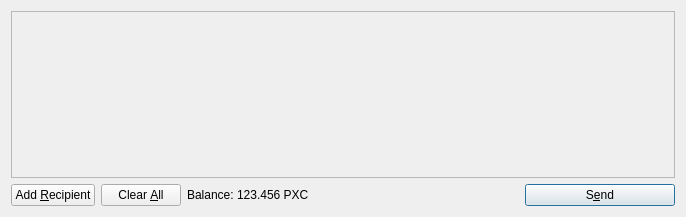
Qt form src/qt/forms/sendcoinsdialog.ui (ghostlander/Phoenixcoin-v0.7) before a commit.
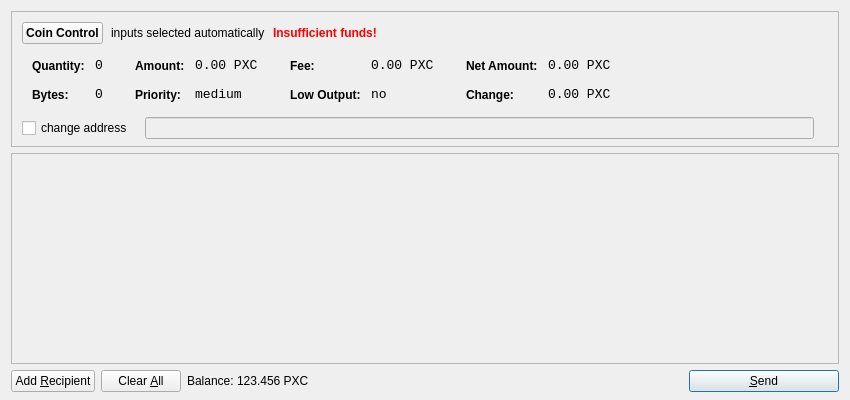
The same form after that commit. Icons and pictures are not drawn.

Commit message: The Coin Control

The edit to the form file:
```diff
--- a/src/qt/forms/sendcoinsdialog.ui
+++ b/src/qt/forms/sendcoinsdialog.ui
@@ -6,14 +6,586 @@
    <rect>
     <x>0</x>
     <y>0</y>
-    <width>686</width>
-    <height>217</height>
+    <width>850</width>
+    <height>400</height>
    </rect>
   </property>
   <property name="windowTitle">
    <string>Send Coins</string>
   </property>
-  <layout class="QVBoxLayout" name="verticalLayout">
+  <layout class="QVBoxLayout" name="verticalLayout" stretch="0,1,0">
+   <property name="bottomMargin">
+    <number>8</number>
+   </property>
+   <item>
+    <widget class="QFrame" name="frameCoinControl">
+     <property name="sizePolicy">
+      <sizepolicy hsizetype="Expanding" vsizetype="Expanding">
+       <horstretch>0</horstretch>
+       <verstretch>0</verstretch>
+      </sizepolicy>
+     </property>
+     <property name="maximumSize">
+      <size>
+       <width>16777215</width>
+       <height>16777215</height>
+      </size>
+     </property>
+     <property name="frameShape">
+      <enum>QFrame::StyledPanel</enum>
+     </property>
+     <property name="frameShadow">
+      <enum>QFrame::Sunken</enum>
+     </property>
+     <layout class="QVBoxLayout" name="verticalLayoutCoinControl2">
+      <property name="spacing">
+       <number>6</number>
+      </property>
+      <property name="leftMargin">
+       <number>0</number>
+      </property>
+      <property name="topMargin">
+       <number>0</number>
+      </property>
+      <property name="rightMargin">
+       <number>0</number>
+      </property>
+      <property name="bottomMargin">
+       <number>6</number>
+      </property>
+      <item>
+       <layout class="QVBoxLayout" name="verticalLayoutCoinControl" stretch="0,0,0,1">
+        <property name="spacing">
+         <number>0</number>
+        </property>
+        <property name="leftMargin">
+         <number>10</number>
+        </property>
+        <property name="topMargin">
+         <number>10</number>
+        </property>
+        <item>
+         <layout class="QHBoxLayout" name="horizontalLayoutCoinControl2" stretch="0,0,0,0">
+          <property name="spacing">
+           <number>8</number>
+          </property>
+          <property name="bottomMargin">
+           <number>10</number>
+          </property>
+          <item>
+           <widget class="QPushButton" name="pushButtonCoinControl">
+            <property name="styleSheet">
+             <string notr="true">font-weight:bold;</string>
+            </property>
+            <property name="text">
+             <string>Coin Control</string>
+            </property>
+           </widget>
+          </item>
+          <item>
+           <widget class="QLabel" name="labelCoinControlAutomaticallySelected">
+            <property name="text">
+             <string>inputs selected automatically</string>
+            </property>
+            <property name="margin">
+             <number>5</number>
+            </property>
+           </widget>
+          </item>
+          <item>
+           <widget class="QLabel" name="labelCoinControlInsuffFunds">
+            <property name="font">
+             <font>
+              <weight>75</weight>
+              <bold>true</bold>
+             </font>
+            </property>
+            <property name="styleSheet">
+             <string notr="true">color:red;font-weight:bold;</string>
+            </property>
+            <property name="text">
+             <string>Insufficient funds!</string>
+            </property>
+            <property name="margin">
+             <number>5</number>
+            </property>
+           </widget>
+          </item>
+          <item>
+           <spacer name="horizontalSpacerCoinControl">
+            <property name="orientation">
+             <enum>Qt::Horizontal</enum>
+            </property>
+            <property name="sizeHint" stdset="0">
+             <size>
+              <width>40</width>
+              <height>1</height>
+             </size>
+            </property>
+           </spacer>
+          </item>
+         </layout>
+        </item>
+        <item>
+         <widget class="QWidget" name="widgetCoinControl" native="true">
+          <property name="sizePolicy">
+           <sizepolicy hsizetype="Preferred" vsizetype="Preferred">
+            <horstretch>0</horstretch>
+            <verstretch>0</verstretch>
+           </sizepolicy>
+          </property>
+          <property name="minimumSize">
+           <size>
+            <width>0</width>
+            <height>0</height>
+           </size>
+          </property>
+          <property name="styleSheet">
+           <string notr="true"/>
+          </property>
+          <layout class="QHBoxLayout" name="horizontalLayoutCoinControl5">
+           <property name="margin">
+            <number>0</number>
+           </property>
+           <item>
+            <layout class="QHBoxLayout" name="horizontalLayoutCoinControl3" stretch="0,0,0,1">
+             <property name="spacing">
+              <number>20</number>
+             </property>
+             <property name="topMargin">
+              <number>0</number>
+             </property>
+             <property name="bottomMargin">
+              <number>10</number>
+             </property>
+             <item>
+              <layout class="QFormLayout" name="formLayoutCoinControl1">
+               <property name="horizontalSpacing">
+                <number>10</number>
+               </property>
+               <property name="verticalSpacing">
+                <number>14</number>
+               </property>
+               <property name="leftMargin">
+                <number>10</number>
+               </property>
+               <property name="topMargin">
+                <number>4</number>
+               </property>
+               <property name="rightMargin">
+                <number>6</number>
+               </property>
+               <item row="0" column="0">
+                <widget class="QLabel" name="labelCoinControlQuantityText">
+                 <property name="styleSheet">
+                  <string notr="true">font-weight:bold;</string>
+                 </property>
+                 <property name="text">
+                  <string>Quantity:</string>
+                 </property>
+                 <property name="margin">
+                  <number>0</number>
+                 </property>
+                </widget>
+               </item>
+               <item row="0" column="1">
+                <widget class="QLabel" name="labelCoinControlQuantity">
+                 <property name="font">
+                  <font>
+                   <family>Monospace</family>
+                   <pointsize>10</pointsize>
+                  </font>
+                 </property>
+                 <property name="cursor">
+                  <cursorShape>IBeamCursor</cursorShape>
+                 </property>
+                 <property name="contextMenuPolicy">
+                  <enum>Qt::ActionsContextMenu</enum>
+                 </property>
+                 <property name="text">
+                  <string notr="true">0</string>
+                 </property>
+                 <property name="margin">
+                  <number>0</number>
+                 </property>
+                 <property name="textInteractionFlags">
+                  <set>Qt::LinksAccessibleByMouse|Qt::TextSelectableByKeyboard|Qt::TextSelectableByMouse</set>
+                 </property>
+                </widget>
+               </item>
+               <item row="1" column="0">
+                <widget class="QLabel" name="labelCoinControlBytesText">
+                 <property name="styleSheet">
+                  <string notr="true">font-weight:bold;</string>
+                 </property>
+                 <property name="text">
+                  <string>Bytes:</string>
+                 </property>
+                </widget>
+               </item>
+               <item row="1" column="1">
+                <widget class="QLabel" name="labelCoinControlBytes">
+                 <property name="font">
+                  <font>
+                   <family>Monospace</family>
+                   <pointsize>10</pointsize>
+                  </font>
+                 </property>
+                 <property name="cursor">
+                  <cursorShape>IBeamCursor</cursorShape>
+                 </property>
+                 <property name="contextMenuPolicy">
+                  <enum>Qt::ActionsContextMenu</enum>
+                 </property>
+                 <property name="text">
+                  <string notr="true">0</string>
+                 </property>
+                 <property name="textInteractionFlags">
+                  <set>Qt::LinksAccessibleByMouse|Qt::TextSelectableByKeyboard|Qt::TextSelectableByMouse</set>
+                 </property>
+                </widget>
+               </item>
+              </layout>
+             </item>
+             <item>
+              <layout class="QFormLayout" name="formLayoutCoinControl2">
+               <property name="horizontalSpacing">
+                <number>10</number>
+               </property>
+               <property name="verticalSpacing">
+                <number>14</number>
+               </property>
+               <property name="leftMargin">
+                <number>6</number>
+               </property>
+               <property name="topMargin">
+                <number>4</number>
+               </property>
+               <property name="rightMargin">
+                <number>6</number>
+               </property>
+               <item row="0" column="0">
+                <widget class="QLabel" name="labelCoinControlAmountText">
+                 <property name="styleSheet">
+                  <string notr="true">font-weight:bold;</string>
+                 </property>
+                 <property name="text">
+                  <string>Amount:</string>
+                 </property>
+                 <property name="margin">
+                  <number>0</number>
+                 </property>
+                </widget>
+               </item>
+               <item row="0" column="1">
+                <widget class="QLabel" name="labelCoinControlAmount">
+                 <property name="font">
+                  <font>
+                   <family>Monospace</family>
+                   <pointsize>10</pointsize>
+                  </font>
+                 </property>
+                 <property name="cursor">
+                  <cursorShape>IBeamCursor</cursorShape>
+                 </property>
+                 <property name="contextMenuPolicy">
+                  <enum>Qt::ActionsContextMenu</enum>
+                 </property>
+                 <property name="text">
+                  <string notr="true">0.00 PXC</string>
+                 </property>
+                 <property name="textInteractionFlags">
+                  <set>Qt::LinksAccessibleByMouse|Qt::TextSelectableByKeyboard|Qt::TextSelectableByMouse</set>
+                 </property>
+                </widget>
+               </item>
+               <item row="1" column="0">
+                <widget class="QLabel" name="labelCoinControlPriorityText">
+                 <property name="styleSheet">
+                  <string notr="true">font-weight:bold;</string>
+                 </property>
+                 <property name="text">
+                  <string>Priority:</string>
+                 </property>
+                </widget>
+               </item>
+               <item row="1" column="1">
+                <widget class="QLabel" name="labelCoinControlPriority">
+                 <property name="font">
+                  <font>
+                   <family>Monospace</family>
+                   <pointsize>10</pointsize>
+                  </font>
+                 </property>
+                 <property name="cursor">
+                  <cursorShape>IBeamCursor</cursorShape>
+                 </property>
+                 <property name="contextMenuPolicy">
+                  <enum>Qt::ActionsContextMenu</enum>
+                 </property>
+                 <property name="text">
+                  <string>medium</string>
+                 </property>
+                 <property name="textInteractionFlags">
+                  <set>Qt::LinksAccessibleByMouse|Qt::TextSelectableByKeyboard|Qt::TextSelectableByMouse</set>
+                 </property>
+                </widget>
+               </item>
+              </layout>
+             </item>
+             <item>
+              <layout class="QFormLayout" name="formLayoutCoinControl3">
+               <property name="horizontalSpacing">
+                <number>10</number>
+               </property>
+               <property name="verticalSpacing">
+                <number>14</number>
+               </property>
+               <property name="leftMargin">
+                <number>6</number>
+               </property>
+               <property name="topMargin">
+                <number>4</number>
+               </property>
+               <property name="rightMargin">
+                <number>6</number>
+               </property>
+               <item row="0" column="0">
+                <widget class="QLabel" name="labelCoinControlFeeText">
+                 <property name="styleSheet">
+                  <string notr="true">font-weight:bold;</string>
+                 </property>
+                 <property name="text">
+                  <string>Fee:</string>
+                 </property>
+                 <property name="margin">
+                  <number>0</number>
+                 </property>
+                </widget>
+               </item>
+               <item row="0" column="1">
+                <widget class="QLabel" name="labelCoinControlFee">
+                 <property name="font">
+                  <font>
+                   <family>Monospace</family>
+                   <pointsize>10</pointsize>
+                  </font>
+                 </property>
+                 <property name="cursor">
+                  <cursorShape>IBeamCursor</cursorShape>
+                 </property>
+                 <property name="contextMenuPolicy">
+                  <enum>Qt::ActionsContextMenu</enum>
+                 </property>
+                 <property name="text">
+                  <string notr="true">0.00 PXC</string>
+                 </property>
+                 <property name="textInteractionFlags">
+                  <set>Qt::LinksAccessibleByMouse|Qt::TextSelectableByKeyboard|Qt::TextSelectableByMouse</set>
+                 </property>
+                </widget>
+               </item>
+               <item row="1" column="0">
+                <widget class="QLabel" name="labelCoinControlLowOutputText">
+                 <property name="styleSheet">
+                  <string notr="true">font-weight:bold;</string>
+                 </property>
+                 <property name="text">
+                  <string>Low Output:</string>
+                 </property>
+                </widget>
+               </item>
+               <item row="1" column="1">
+                <widget class="QLabel" name="labelCoinControlLowOutput">
+                 <property name="font">
+                  <font>
+                   <family>Monospace</family>
+                   <pointsize>10</pointsize>
+                  </font>
+                 </property>
+                 <property name="cursor">
+                  <cursorShape>IBeamCursor</cursorShape>
+                 </property>
+                 <property name="contextMenuPolicy">
+                  <enum>Qt::ActionsContextMenu</enum>
+                 </property>
+                 <property name="text">
+                  <string>no</string>
+                 </property>
+                 <property name="textInteractionFlags">
+                  <set>Qt::LinksAccessibleByMouse|Qt::TextSelectableByKeyboard|Qt::TextSelectableByMouse</set>
+                 </property>
+                </widget>
+               </item>
+              </layout>
+             </item>
+             <item>
+              <layout class="QFormLayout" name="formLayoutCoinControl4">
+               <property name="horizontalSpacing">
+                <number>10</number>
+               </property>
+               <property name="verticalSpacing">
+                <number>14</number>
+               </property>
+               <property name="leftMargin">
+                <number>6</number>
+               </property>
+               <property name="topMargin">
+                <number>4</number>
+               </property>
+               <property name="rightMargin">
+                <number>6</number>
+               </property>
+               <item row="0" column="0">
+                <widget class="QLabel" name="labelCoinControlNetAmountText">
+                 <property name="styleSheet">
+                  <string notr="true">font-weight:bold;</string>
+                 </property>
+                 <property name="text">
+                  <string>Net Amount:</string>
+                 </property>
+                 <property name="margin">
+                  <number>0</number>
+                 </property>
+                </widget>
+               </item>
+               <item row="0" column="1">
+                <widget class="QLabel" name="labelCoinControlNetAmount">
+                 <property name="font">
+                  <font>
+                   <family>Monospace</family>
+                   <pointsize>10</pointsize>
+                  </font>
+                 </property>
+                 <property name="cursor">
+                  <cursorShape>IBeamCursor</cursorShape>
+                 </property>
+                 <property name="contextMenuPolicy">
+                  <enum>Qt::ActionsContextMenu</enum>
+                 </property>
+                 <property name="text">
+                  <string notr="true">0.00 PXC</string>
+                 </property>
+                 <property name="textInteractionFlags">
+                  <set>Qt::LinksAccessibleByMouse|Qt::TextSelectableByKeyboard|Qt::TextSelectableByMouse</set>
+                 </property>
+                </widget>
+               </item>
+               <item row="1" column="0">
+                <widget class="QLabel" name="labelCoinControlChangeText">
+                 <property name="styleSheet">
+                  <string notr="true">font-weight:bold;</string>
+                 </property>
+                 <property name="text">
+                  <string>Change:</string>
+                 </property>
+                </widget>
+               </item>
+               <item row="1" column="1">
+                <widget class="QLabel" name="labelCoinControlChange">
+                 <property name="font">
+                  <font>
+                   <family>Monospace</family>
+                   <pointsize>10</pointsize>
+                  </font>
+                 </property>
+                 <property name="cursor">
+                  <cursorShape>IBeamCursor</cursorShape>
+                 </property>
+                 <property name="contextMenuPolicy">
+                  <enum>Qt::ActionsContextMenu</enum>
+                 </property>
+                 <property name="text">
+                  <string notr="true">0.00 PXC</string>
+                 </property>
+                 <property name="textInteractionFlags">
+                  <set>Qt::LinksAccessibleByMouse|Qt::TextSelectableByKeyboard|Qt::TextSelectableByMouse</set>
+                 </property>
+                </widget>
+               </item>
+              </layout>
+             </item>
+            </layout>
+           </item>
+          </layout>
+         </widget>
+        </item>
+        <item>
+         <layout class="QHBoxLayout" name="horizontalLayoutCoinControl4" stretch="0,0,0">
+          <property name="spacing">
+           <number>12</number>
+          </property>
+          <property name="sizeConstraint">
+           <enum>QLayout::SetDefaultConstraint</enum>
+          </property>
+          <property name="topMargin">
+           <number>5</number>
+          </property>
+          <property name="rightMargin">
+           <number>5</number>
+          </property>
+          <item>
+           <widget class="QCheckBox" name="checkBoxCoinControlChange">
+            <property name="text">
+             <string>change address</string>
+            </property>
+           </widget>
+          </item>
+          <item>
+           <widget class="QLineEdit" name="lineEditCoinControlChange">
+            <property name="enabled">
+             <bool>false</bool>
+            </property>
+            <property name="sizePolicy">
+             <sizepolicy hsizetype="Expanding" vsizetype="Fixed">
+              <horstretch>0</horstretch>
+              <verstretch>0</verstretch>
+             </sizepolicy>
+            </property>
+           </widget>
+          </item>
+          <item>
+           <widget class="QLabel" name="labelCoinControlChangeLabel">
+            <property name="sizePolicy">
+             <sizepolicy hsizetype="Preferred" vsizetype="Expanding">
+              <horstretch>0</horstretch>
+              <verstretch>0</verstretch>
+             </sizepolicy>
+            </property>
+            <property name="minimumSize">
+             <size>
+              <width>0</width>
+              <height>0</height>
+             </size>
+            </property>
+            <property name="text">
+             <string/>
+            </property>
+            <property name="margin">
+             <number>3</number>
+            </property>
+           </widget>
+          </item>
+         </layout>
+        </item>
+        <item>
+         <spacer name="verticalSpacerCoinControl">
+          <property name="orientation">
+           <enum>Qt::Vertical</enum>
+          </property>
+          <property name="sizeHint" stdset="0">
+           <size>
+            <width>800</width>
+            <height>1</height>
+           </size>
+          </property>
+         </spacer>
+        </item>
+       </layout>
+      </item>
+     </layout>
+    </widget>
+   </item>
    <item>
     <widget class="QScrollArea" name="scrollArea">
      <property name="widgetResizable">
@@ -24,8 +596,8 @@
        <rect>
         <x>0</x>
         <y>0</y>
-        <width>666</width>
-        <height>165</height>
+        <width>828</width>
+        <height>178</height>
        </rect>
       </property>
       <layout class="QVBoxLayout" name="verticalLayout_2">
@@ -153,7 +725,7 @@
         <string>Confirm the send action</string>
        </property>
        <property name="text">
-        <string>S&amp;end</string>
+        <string>&amp;Send</string>
        </property>
        <property name="icon">
         <iconset resource="../phoenixcoin.qrc">
```
The commit also changes 65 other files.
